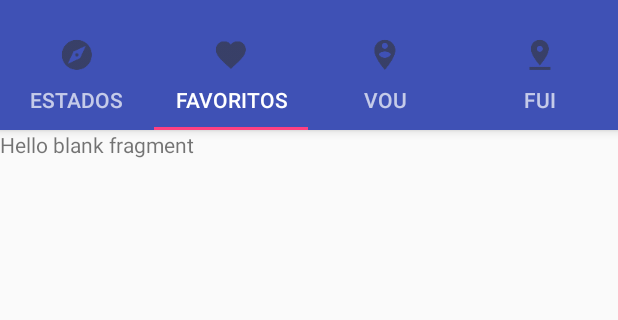
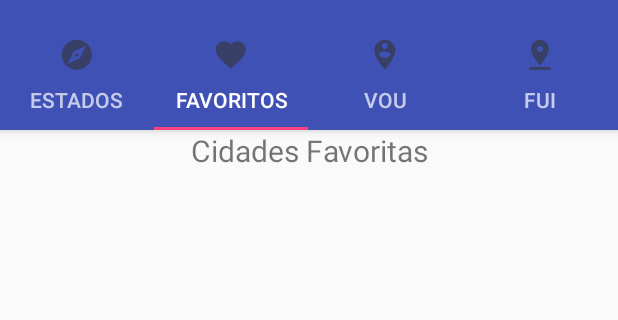
Before and after one commit to sudorafa/VisitaBR, an Android app: the screen it shows after launch (CountryActivity), tab 2 chosen, on a phone screen of 412 x 824 dp, the part 62-382 px from its top. Run offline under Robolectric (Android 15) with nearby library versions, the phone set to English and light mode, and no system bars; our stand-ins replace ButterKnife; libraries missing offline, so code that uses them is left out: org.parceler.

Commit message:
Persistencia com SQLite ok, favoritando e já listando no onResume. Fazer demais buttons para listar também.

```diff
--- a/app/build.gradle
+++ b/app/build.gradle
@@ -39,4 +39,6 @@ dependencies {
     compile 'com.squareup.okhttp3:okhttp:3.9.1'
 
     compile 'com.google.code.gson:gson:2.8.2'
+
+    compile 'org.greenrobot:eventbus:3.1.1'
 }
--- a/app/src/main/java/com/example/orafa/visitabr/dao/CountryUserHelper.java
+++ b/app/src/main/java/com/example/orafa/visitabr/dao/CountryUserHelper.java
@@ -11,7 +11,7 @@ import android.database.sqlite.SQLiteOpenHelper;
 public class CountryUserHelper extends SQLiteOpenHelper {
 
     private static final String NOME_DB = "visitBR";
-    private static final int VERSION_DB = 1;
+    private static final int VERSION_DB = 9;
     public static final String TABLE_COUNTRY = "country";
     public static final String TABLE_CITY = "city";
     public static final String TABLE_USER_REASON = "userCause";
@@ -22,25 +22,25 @@ public class CountryUserHelper extends SQLiteOpenHelper {
 
     @Override
     public void onCreate(SQLiteDatabase db) {
-        String sqlTableCountry = "create table " + TABLE_COUNTRY + " (idCountry integer primary key, nameCountry TEXT, initials TEXT, region TEXT, capital TEXT);";
+        String sqlTableCountry = "create table " + TABLE_COUNTRY + " (idCountry integer primary key AUTOINCREMENT, nameCountry TEXT, initials TEXT, region TEXT, capital TEXT);";
         db.execSQL(sqlTableCountry);
 
-        String sqlTableCity = "create table " + TABLE_CITY + " (idCity integer primary key, nameCity TEXT, idCountry integer);";
+        String sqlTableCity = "create table " + TABLE_CITY + " (idCity integer primary key AUTOINCREMENT, nameCity TEXT, idCountry integer);";
         db.execSQL(sqlTableCity);
 
-        String sqlTableUser = "create table " + TABLE_USER_REASON + " (idUser integer, idCountry integer, reason TEXT, whenDay DATETIME, place TEXT, cause TEXT);";
+        String sqlTableUser = "create table " + TABLE_USER_REASON + " (idUser integer, idCountry integer, idCity integer, reason TEXT, whenDay DATETIME, place TEXT, cause TEXT);";
         db.execSQL(sqlTableUser);
     }
 
     @Override
     public void onUpgrade(SQLiteDatabase db, int oldVersion, int newVersion) {
-        String sqlTableCountry = "drop table country;";
+        String sqlTableCountry = "drop table " + TABLE_COUNTRY;
         db.execSQL(sqlTableCountry);
 
-        String sqlTableCity = "drop table city;";
+        String sqlTableCity = "drop table " + TABLE_CITY;
         db.execSQL(sqlTableCity);
 
-        String sqlTableUser = "drop table user;";
+        String sqlTableUser = "drop table " + TABLE_USER_REASON;
         db.execSQL(sqlTableUser);
 
         onCreate(db);
--- a/app/src/main/java/com/example/orafa/visitabr/view/ListCityWishFragment.java
+++ b/app/src/main/java/com/example/orafa/visitabr/view/ListCityWishFragment.java
@@ -1,30 +1,84 @@
 package com.example.orafa.visitabr.view;
 
 
+import android.content.Intent;
 import android.os.Bundle;
+import android.os.Parcelable;
+import android.support.annotation.Nullable;
 import android.support.v4.app.Fragment;
 import android.view.LayoutInflater;
 import android.view.View;
 import android.view.ViewGroup;
+import android.widget.ArrayAdapter;
+import android.widget.ListView;
+import android.widget.TextView;
 
 import com.example.orafa.visitabr.R;
+import com.example.orafa.visitabr.adapter.CityAdapter;
+import com.example.orafa.visitabr.dao.DCountryUser;
+import com.example.orafa.visitabr.model.CityPower;
+
+import org.parceler.Parcels;
+
+import java.util.List;
+
+import butterknife.BindView;
+import butterknife.ButterKnife;
+import butterknife.OnItemClick;
 
 /**
  * A simple {@link Fragment} subclass.
  */
 public class ListCityWishFragment extends Fragment {
 
+    private List<CityPower> mCityPower;
+    ArrayAdapter<CityPower> mAdapter;
+
+    @BindView(R.id.list_view_city_wish)
+    ListView listViewCityWish;
 
     public ListCityWishFragment() {
         // Required empty public constructor
     }
 
+    @Override
+    public void onCreate(@Nullable Bundle savedInstanceState) {
+        super.onCreate(savedInstanceState);
+    }
 
     @Override
     public View onCreateView(LayoutInflater inflater, ViewGroup container,
                              Bundle savedInstanceState) {
         // Inflate the layout for this fragment
-        return inflater.inflate(R.layout.fragment_list_city_wish, container, false);
+        View layout = inflater.inflate(R.layout.fragment_list_city_wish, container, false);
+
+        ButterKnife.bind(this, layout);
+
+        //runList();
+
+        return layout;
     }
 
+    @Override
+    public void onResume() {
+        super.onResume();
+        runList();
+    }
+
+    private void runList() {
+        DCountryUser dCountryUser = new DCountryUser(getContext());
+        mCityPower = dCountryUser.findCities("wish");
+
+        mAdapter = new CityAdapter(getContext(), mCityPower);
+        listViewCityWish.setAdapter(mAdapter);
+    }
+
+    @OnItemClick(R.id.list_view_city_wish)
+    public void itemSelectedCountry(int position) {
+        CityPower cityPower = mCityPower.get(position);
+        Intent intent = new Intent(getContext(), DetailCityActivity.class);
+        Parcelable parcelable = Parcels.wrap(cityPower);
+        intent.putExtra(DetailCityActivity.EXTRA_CITY, parcelable);
+        startActivity(intent);
+    }
 }
--- a/app/src/main/res/layout/fragment_list_city_wish.xml
+++ b/app/src/main/res/layout/fragment_list_city_wish.xml
@@ -1,13 +1,22 @@
-<FrameLayout xmlns:android="http://schemas.android.com/apk/res/android"
+<LinearLayout xmlns:android="http://schemas.android.com/apk/res/android"
     xmlns:tools="http://schemas.android.com/tools"
     android:layout_width="match_parent"
     android:layout_height="match_parent"
+    android:orientation="vertical"
     tools:context="com.example.orafa.visitabr.view.ListCityWishFragment">
 
     <!-- TODO: Update blank fragment layout -->
     <TextView
+        android:id="@+id/text_view_city_wish_title"
         android:layout_width="match_parent"
-        android:layout_height="match_parent"
-        android:text="@string/hello_blank_fragment" />
+        android:layout_height="wrap_content"
+        android:text="@string/cities_wish"
+        android:textAlignment="center"
+        android:textSize="20sp" />
 
-</FrameLayout>
+    <ListView
+        android:id="@+id/list_view_city_wish"
+        android:layout_width="match_parent"
+        android:layout_height="match_parent" />
+
+</LinearLayout>
--- a/app/src/main/res/values/strings.xml
+++ b/app/src/main/res/values/strings.xml
@@ -16,4 +16,8 @@
     <string name="will">Fui</string>
     <string name="states">Estados</string>
     <string name="citiesOfState">Cidades do Estado:</string>
+    <string name="isWish">Favoritado</string>
+    <string name="addToWish">Add Favorito</string>
+    <string name="city">Cidade</string>
+    <string name="cities_wish">Cidades Favoritas</string>
 </resources>
```
Also changed, not shown: app/src/main/java/com/example/orafa/visitabr/dao/DCountryUser.java (+126 -38 lines), app/src/main/java/com/example/orafa/visitabr/model/CityPower.java (+11 -1 lines), app/src/main/java/com/example/orafa/visitabr/model/Country.java (+11 -1 lines), app/src/main/java/com/example/orafa/visitabr/view/DetailCityActivity.java (+23 -3 lines), app/src/main/res/layout/activity_detail_city.xml (+6 -2 lines), app/src/main/res/layout/fragment_list_city.xml (+4 -4 lines).
